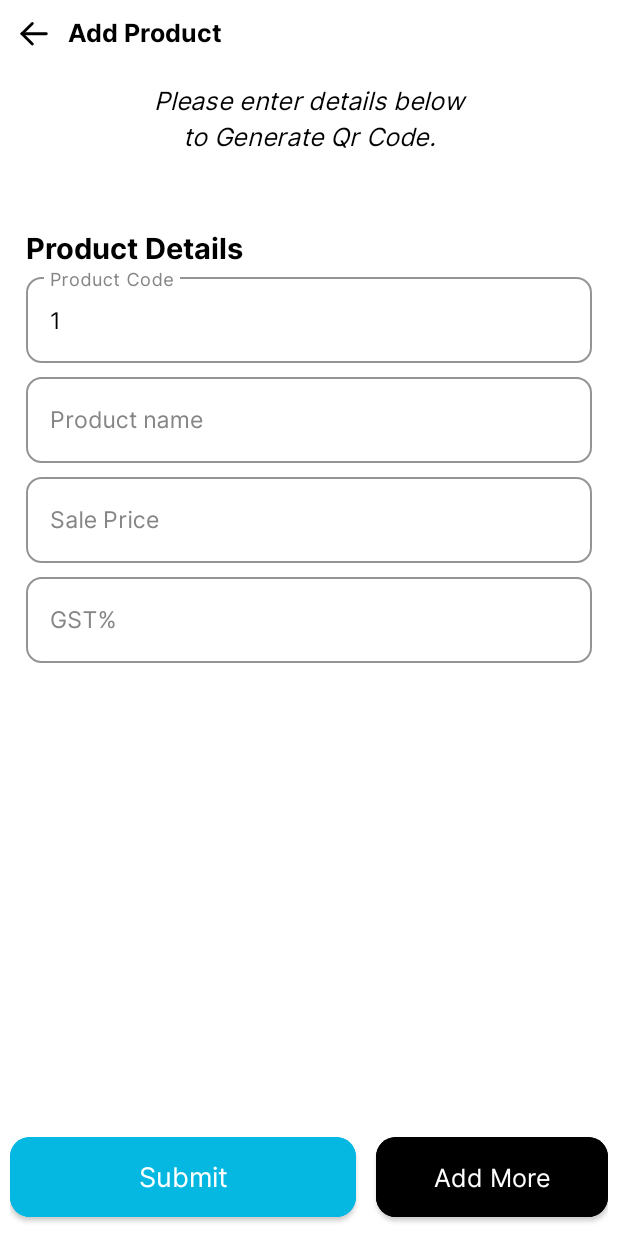
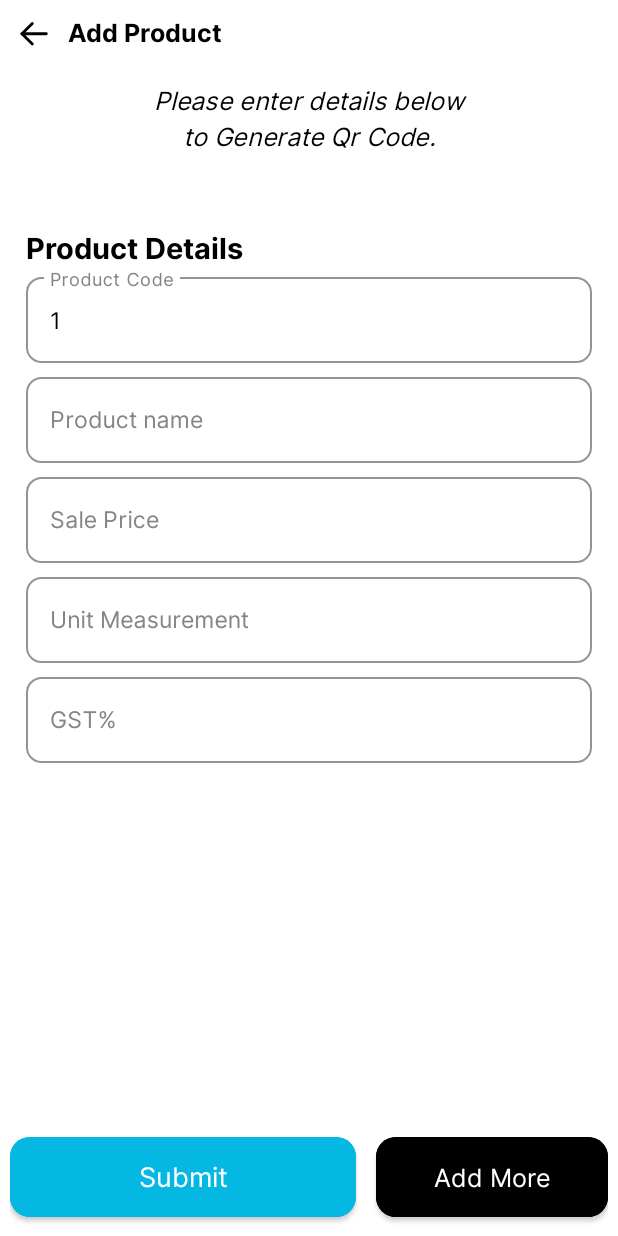
Before and after one commit to jappanrana/AndroidInventoryManagement, an Android app: the fragment AddProductsFragment placed in its activity, on a phone screen of 412 x 824 dp. Run offline under Robolectric (Android 15) with nearby library versions, the phone set to English and light mode, and no system bars; our stand-ins replace Firebase (no records; nobody signed in at launch, a user with empty details on screens opened directly), sdp/ssp sizes; libraries missing offline, so code that uses them is left out: pub.devrel.easypermissions; 1 statement that could not run was skipped.

Commit message:
measurement

```diff
--- a/app/src/main/java/com/example/androidinventorymanagement/Fragements/AddProductsFragment.java
+++ b/app/src/main/java/com/example/androidinventorymanagement/Fragements/AddProductsFragment.java
@@ -40,7 +40,7 @@ import java.util.Locale;
 
 public class AddProductsFragment extends Fragment {
 
-    EditText prodName,prodCode,prodMrp,prodGst,test;
+    EditText prodName,prodCode,prodMrp,prodGst,prodMeasurement;
     TextInputEditText productCode, productName;
     MaterialButton submitBtn,addMoreBtn;
     DatabaseReference databaseReferenceProduct;
@@ -70,6 +70,7 @@ public class AddProductsFragment extends Fragment {
         prodCode = addProductsView.findViewById(R.id.codeProductCode);
         prodMrp = addProductsView.findViewById(R.id.mrpAddProduct);
         prodGst = addProductsView.findViewById(R.id.gstAddProduct);
+        prodMeasurement = addProductsView.findViewById(R.id.measurementAddProduct);
         submitBtn = addProductsView.findViewById(R.id.submitBtn);
         addMoreBtn = addProductsView.findViewById(R.id.addMoreBtn);
         productScrollView = addProductsView.findViewById(R.id.addProductScrollView);
@@ -136,6 +137,7 @@ public class AddProductsFragment extends Fragment {
                 String mProdCode = prodCode.getText().toString();
                 String MProdMrp = prodMrp.getText().toString();
                 String MProdGst = prodGst.getText().toString();
+                String measurement = prodMeasurement.getText().toString();
 
                 if(!mProdName.equals("") && !MProdMrp.equals("")) {
                     if(MProdGst.equals("")){
@@ -147,6 +149,7 @@ public class AddProductsFragment extends Fragment {
                     databaseReferenceProduct.child(key).child("mrp").setValue(MProdMrp).toString();
                     databaseReferenceProduct.child(key).child("gstAmt").setValue(MProdGst).toString();
                     databaseReferenceProduct.child(key).child("key").setValue(key).toString();
+                    databaseReferenceProduct.child(key).child("measurement").setValue(measurement).toString();
                     Toast.makeText(mContext, "Successfully Added product", Toast.LENGTH_SHORT).show();
 
                     InputMethodManager imm = (InputMethodManager) getActivity().getSystemService(INPUT_METHOD_SERVICE);
@@ -169,6 +172,7 @@ public class AddProductsFragment extends Fragment {
                 String mProdCode = prodCode.getText().toString();
                 String MProdMrp = prodMrp.getText().toString();
                 String MProdGst = prodGst.getText().toString();
+                String measurement = prodMeasurement.getText().toString();
 
                 if(!mProdName.equals("") && !MProdMrp.equals("")) {
                     if(MProdGst.equals("")){
@@ -180,6 +184,7 @@ public class AddProductsFragment extends Fragment {
                     databaseReferenceProduct.child(key).child("mrp").setValue(MProdMrp).toString();
                     databaseReferenceProduct.child(key).child("gstAmt").setValue(MProdGst).toString();
                     databaseReferenceProduct.child(key).child("key").setValue(key).toString();
+                    databaseReferenceProduct.child(key).child("measurement").setValue(measurement).toString();
                     Toast.makeText(mContext, "Successfully Added product", Toast.LENGTH_SHORT).show();
 
                     prodName.setText(null);
--- a/app/src/main/java/com/example/androidinventorymanagement/HomeActivity.java
+++ b/app/src/main/java/com/example/androidinventorymanagement/HomeActivity.java
@@ -34,7 +34,6 @@ public class HomeActivity extends AppCompatActivity {
 
     Context mContext;
     BottomNavigationView bottomNavigationView;
-
 
     @Override
     protected void onCreate(Bundle savedInstanceState) {
--- a/app/src/main/res/layout/fragment_add_products.xml
+++ b/app/src/main/res/layout/fragment_add_products.xml
@@ -240,6 +240,44 @@
                         android:layout_height="wrap_content"
                         android:layout_marginTop="@dimen/_3sdp"
 
+                        android:hint="Unit Measurement"
+                        android:inputType="number"
+                        android:textColorHint="@color/MediumGrey"
+                        app:boxCornerRadiusBottomEnd="@dimen/_8sdp"
+                        app:boxCornerRadiusBottomStart="@dimen/_8sdp"
+                        app:boxCornerRadiusTopEnd="@dimen/_8sdp"
+                        app:boxCornerRadiusTopStart="@dimen/_8sdp"
+                        app:boxStrokeColor="@color/black"
+                        app:endIconMode="clear_text"
+                        app:hintTextColor="@color/MediumGrey">
+
+                        <com.google.android.material.textfield.TextInputEditText
+                            android:id="@+id/measurementAddProduct"
+                            android:layout_width="match_parent"
+                            android:layout_height="wrap_content"
+                            android:cursorVisible="true"
+
+                            android:fontFamily="@font/inter_regular"
+                            android:inputType="text"
+                            android:maxLength="9"
+                            android:nextFocusDown="@id/gstAddProduct"
+                            android:singleLine="true"
+                            android:textColor="@color/black"
+                            android:textColorHint="@color/MediumGrey"
+                            android:textCursorDrawable="@color/black"
+                            android:textSize="@dimen/_12sdp">
+
+
+                        </com.google.android.material.textfield.TextInputEditText>
+
+
+                    </com.google.android.material.textfield.TextInputLayout>
+                    <com.google.android.material.textfield.TextInputLayout
+                        style="@style/Widget.MaterialComponents.TextInputLayout.OutlinedBox"
+                        android:layout_width="match_parent"
+                        android:layout_height="wrap_content"
+                        android:layout_marginTop="@dimen/_3sdp"
+
                         android:hint="GST%"
                         android:inputType="number"
                         android:textColorHint="@color/MediumGrey"
```
Also changed, not shown: app/src/main/java/com/example/androidinventorymanagement/Fragements/ShowProductFragment.java (+6 -1 lines), app/src/main/res/layout/fragment_show_product.xml (+40 -0 lines).
